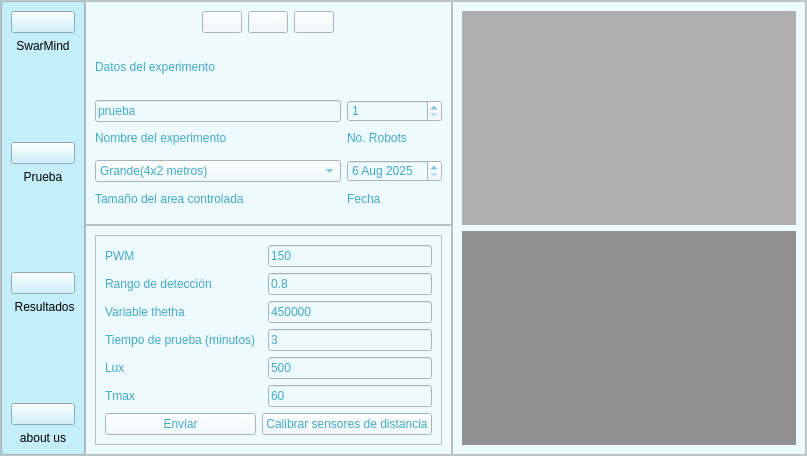
First picture: the form in EnjambreMain.ui, repository jesuMiranda/SwarMind, before the edit.
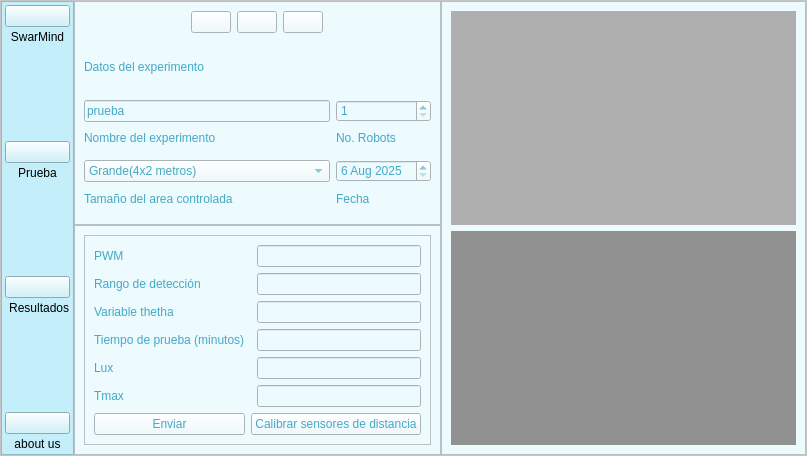
Second picture: the form after the edit. Icons and pictures are not drawn.

The edit to the form file:
```diff
--- a/EnjambreMain.ui
+++ b/EnjambreMain.ui
@@ -73,6 +73,21 @@
           <number>0</number>
          </property>
          <layout class="QVBoxLayout" name="verticalLayout_8">
+          <property name="spacing">
+           <number>3</number>
+          </property>
+          <property name="leftMargin">
+           <number>3</number>
+          </property>
+          <property name="topMargin">
+           <number>3</number>
+          </property>
+          <property name="rightMargin">
+           <number>3</number>
+          </property>
+          <property name="bottomMargin">
+           <number>3</number>
+          </property>
           <item>
            <layout class="QVBoxLayout" name="verticalLayout_7">
             <item>
@@ -86,8 +101,8 @@
               </property>
               <property name="iconSize">
                <size>
-                <width>32</width>
-                <height>32</height>
+                <width>50</width>
+                <height>50</height>
                </size>
               </property>
              </widget>
@@ -126,8 +141,8 @@
               </property>
               <property name="iconSize">
                <size>
-                <width>32</width>
-                <height>32</height>
+                <width>50</width>
+                <height>50</height>
                </size>
               </property>
              </widget>
@@ -166,8 +181,8 @@
               </property>
               <property name="iconSize">
                <size>
-                <width>32</width>
-                <height>32</height>
+                <width>50</width>
+                <height>50</height>
                </size>
               </property>
              </widget>
@@ -206,8 +221,8 @@
               </property>
               <property name="iconSize">
                <size>
-                <width>32</width>
-                <height>32</height>
+                <width>50</width>
+                <height>50</height>
                </size>
               </property>
              </widget>
@@ -606,19 +621,7 @@
 </string>
                </property>
                <property name="text">
-                <string>450000</string>
-               </property>
-              </widget>
-             </item>
-             <item row="3" column="2">
-              <widget class="QLineEdit" name="tiempo_prueba">
-               <property name="styleSheet">
-                <string notr="true">font: 12pt &quot;Tahoma&quot;;
-color: rgb(68, 169, 197);
-</string>
-               </property>
-               <property name="text">
-                <string>3</string>
+                <string/>
                </property>
               </widget>
              </item>
@@ -642,7 +645,7 @@
 </string>
                </property>
                <property name="text">
-                <string>500</string>
+                <string/>
                </property>
               </widget>
              </item>
@@ -682,18 +685,6 @@
                </property>
               </widget>
              </item>
-             <item row="1" column="2">
-              <widget class="QLineEdit" name="ran_detec">
-               <property name="styleSheet">
-                <string notr="true">font: 12pt &quot;Tahoma&quot;;
-color: rgb(68, 169, 197);
-</string>
-               </property>
-               <property name="text">
-                <string>0.8</string>
-               </property>
-              </widget>
-             </item>
              <item row="0" column="2">
               <widget class="QLineEdit" name="vel_motor">
                <property name="styleSheet">
@@ -702,7 +693,7 @@
 </string>
                </property>
                <property name="text">
-                <string>150</string>
+                <string/>
                </property>
               </widget>
              </item>
@@ -726,7 +717,31 @@
 </string>
                </property>
                <property name="text">
-                <string>60</string>
+                <string/>
+               </property>
+              </widget>
+             </item>
+             <item row="1" column="2">
+              <widget class="QLineEdit" name="ran_detec">
+               <property name="styleSheet">
+                <string notr="true">font: 12pt &quot;Tahoma&quot;;
+color: rgb(68, 169, 197);
+</string>
+               </property>
+               <property name="text">
+                <string/>
+               </property>
+              </widget>
+             </item>
+             <item row="3" column="2">
+              <widget class="QLineEdit" name="tiempo_prueba">
+               <property name="styleSheet">
+                <string notr="true">font: 12pt &quot;Tahoma&quot;;
+color: rgb(68, 169, 197);
+</string>
+               </property>
+               <property name="text">
+                <string/>
                </property>
               </widget>
              </item>
```
